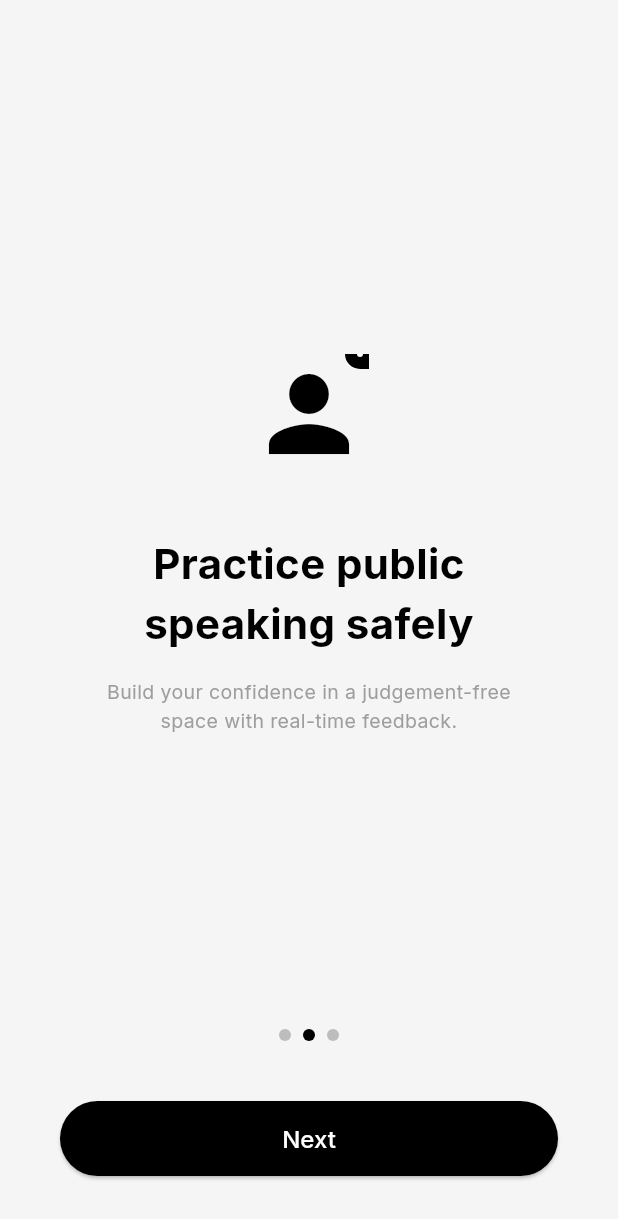
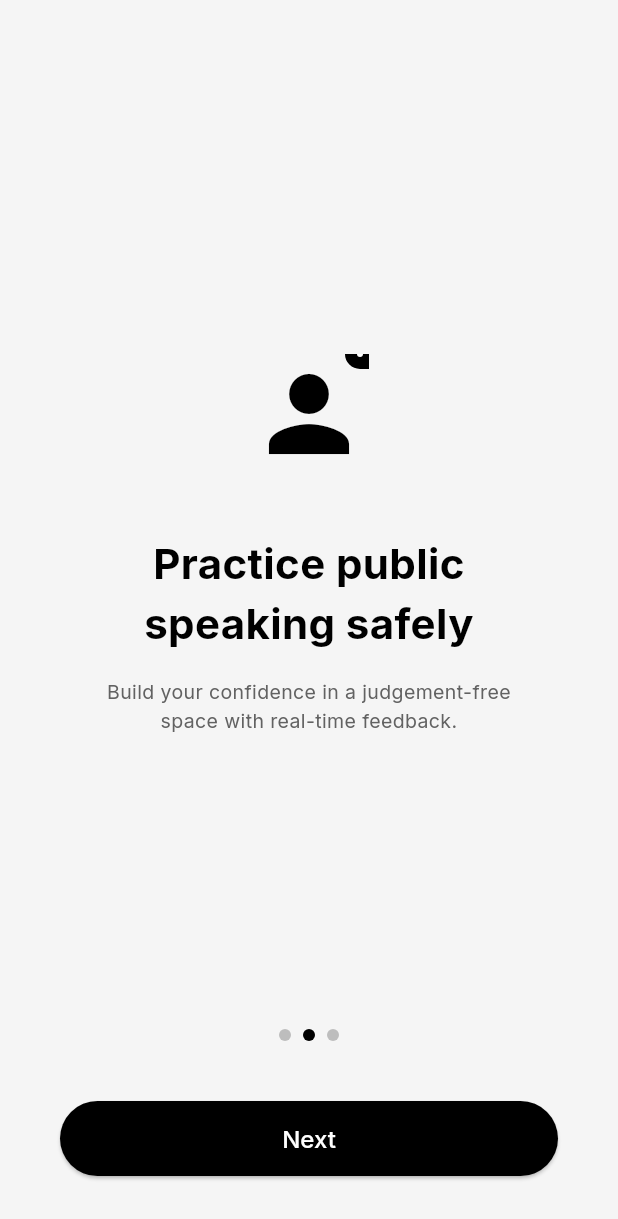
Before and after one commit to kidlatpogi/flutter-project-2526, a Flutter app: the screen it shows after launch, after a tap on "Next", on a phone screen of 412 x 824 dp. Shown: the top 1219 px of the screen. Run offline on Flutter 3.47's test engine with Material 3 defaults, Android fonts, the phone set to English and light mode, and no system bars; our stand-ins replace google_fonts.

Commit message:
style: Update subtitle color to #626262 in splash screens\n\n- Changed textSecondary color from grey to #626262\n- Updated paragraph text style to use new subtitle color\n- Applied to all splash screen subtitles"

```diff
--- a/lib/core/theme/app_colors.dart
+++ b/lib/core/theme/app_colors.dart
@@ -5,7 +5,7 @@ class AppColors {
   static const Color background = Color(0xFFF5F5F5);
   static const Color surface = Colors.white;
   static const Color text = Colors.black;
-  static const Color textSecondary = Colors.grey;
+  static const Color textSecondary = Color(0xFF626262);
   static const Color accent = Colors.black;
   static const Color inactive = Color(0xFFBDBDBD);
 }
--- a/lib/core/theme/app_text_styles.dart
+++ b/lib/core/theme/app_text_styles.dart
@@ -1,5 +1,6 @@
 import 'package:flutter/material.dart';
 import 'package:google_fonts/google_fonts.dart';
+import 'app_colors.dart';
 
 class AppTextStyles {
   // Header - Font Size 32, Inter, Bold
@@ -20,7 +21,7 @@ class AppTextStyles {
   static TextStyle paragraph = GoogleFonts.inter(
     fontSize: 13,
     fontWeight: FontWeight.normal,
-    color: Colors.grey,
+    color: AppColors.textSecondary,
   );
 
   // Button text
```
